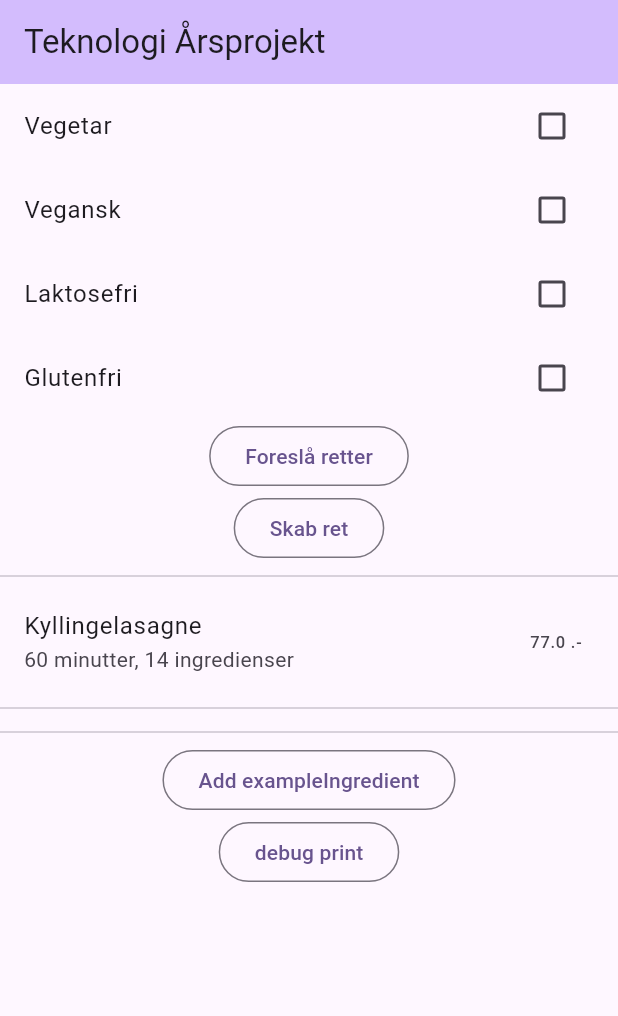
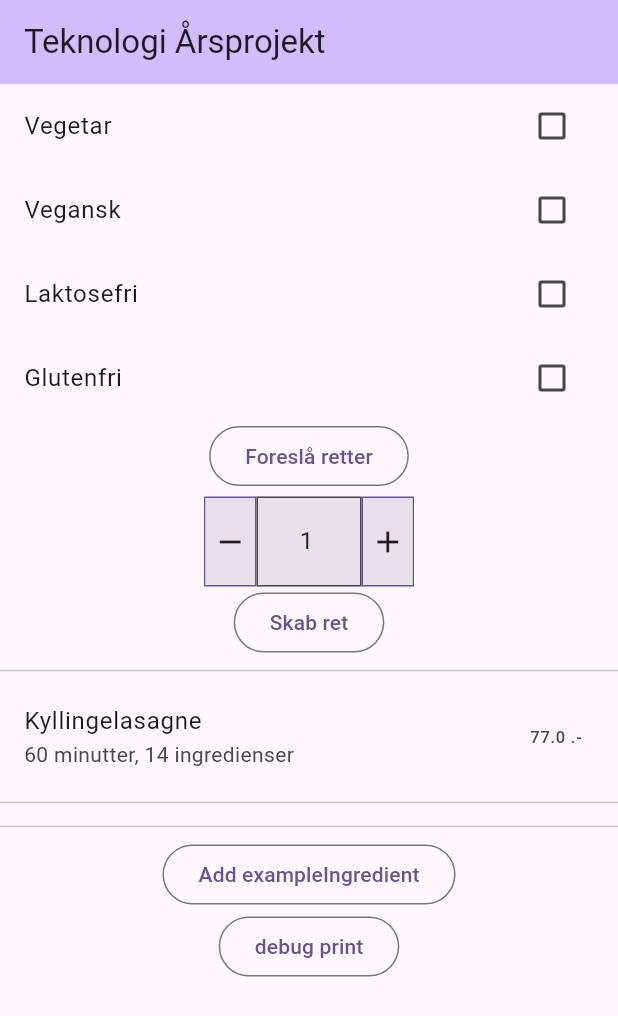
Before and after one commit to toke-dk/mad_app_eksamensprojekt, a Flutter app: the screen it shows after launch, on a phone screen of 412 x 824 dp. Shown: the top 1016 px of the screen. Run offline on Flutter 3.47's test engine with Material 3 defaults, Android fonts, the light colour scheme and no system bars; missing offline and left inert: dart_openai.

Commit message:
added value changer

```diff
--- a/lib/main.dart
+++ b/lib/main.dart
@@ -9,6 +9,7 @@ import 'package:mad_app_eksamensprojekt/providers/recipes_provider.dart';
 import 'package:mad_app_eksamensprojekt/shared/all_ingredients.dart';
 import 'package:mad_app_eksamensprojekt/shared/openai_extensions.dart';
 import 'package:mad_app_eksamensprojekt/shared/recipe_examples.dart';
+import 'package:mad_app_eksamensprojekt/shared/widgets/my_value_changer.dart';
 import 'package:provider/provider.dart';
 
 import 'env/env.dart';
@@ -134,6 +135,7 @@ class _MyHomePageState extends State<MyHomePage> {
                   });
                 },
                 child: Text("Foreslå retter")),
+            MyValueChanger(handleValueChange: (newVal){}, value: 1),
             OutlinedButton(
                 onPressed: () async {
                   final response = await _apiExample(generateRestrictions);
--- /dev/null
+++ b/lib/shared/widgets/my_value_changer.dart
@@ -0,0 +1,205 @@
+import 'package:flutter/cupertino.dart';
+import 'package:flutter/material.dart';
+import 'package:flutter/services.dart';
+import 'package:flutter/widgets.dart';
+
+InputDecoration kMyInputDecoration = InputDecoration(
+    border: OutlineInputBorder(borderRadius: BorderRadius.circular(9)));
+
+class RangeFormatter extends TextInputFormatter {
+  final int? minValue;
+  final int? maxValue;
+
+  RangeFormatter({required this.minValue, required this.maxValue});
+
+  @override
+  TextEditingValue formatEditUpdate(
+      TextEditingValue oldValue, TextEditingValue newValue) {
+    if (newValue.text.isEmpty) return newValue;
+    double newValueAsDouble = double.parse(newValue.text);
+    if (minValue != null && newValueAsDouble < minValue!) {
+      return oldValue;
+    } else if (maxValue != null && newValueAsDouble > maxValue!) {
+      return oldValue;
+    } else {
+      return newValue;
+    }
+  }
+}
+
+class MyValueChanger extends StatefulWidget {
+  const MyValueChanger({
+    super.key,
+    required this.handleValueChange,
+    this.maxValue,
+    this.minValue = 1,
+    this.hintText,
+    required this.value,
+  });
+
+  final Function(int newVal) handleValueChange;
+  final int? maxValue;
+  final int? minValue;
+  final String? hintText;
+  final int value;
+
+  @override
+  State<MyValueChanger> createState() => _MyValueChangerState();
+}
+
+class _MyValueChangerState extends State<MyValueChanger> {
+  void _handleGoalValueDecrement(String textValue) {
+    final int? intValue = int.tryParse(textValue);
+    int? changedValue;
+
+    if (intValue == null || intValue <= 0) {
+      changedValue = 0;
+    } else {
+      changedValue = intValue - 1;
+    }
+    widget.handleValueChange(changedValue);
+    _controller.text = changedValue.toString();
+  }
+
+  void _handleGoalValueIncrement(String textValue) {
+    final int? intValue = int.tryParse(textValue);
+    int? changedValue;
+
+    if (intValue == null ||
+        (widget.maxValue != null && intValue >= widget.maxValue!))
+      return;
+    else if (intValue < 0) {
+      changedValue = 1;
+    } else {
+      changedValue = intValue + 1;
+    }
+    widget.handleValueChange(changedValue);
+    _controller.text = changedValue.toString();
+  }
+
+  TextEditingController _controller = TextEditingController();
+
+  // make this correct
+  bool get isAddEnabled {
+    final int? intValue = int.tryParse(_controller.text);
+    if (intValue == null || widget.maxValue == null) return true;
+    if (intValue + 1 <= widget.maxValue!) return true;
+    return false;
+  }
+
+  bool get isSubtractEnabled {
+    final int? intValue = int.tryParse(_controller.text);
+    if (intValue == null || widget.minValue == null) return true;
+    if (intValue - 1 >= widget.minValue!) return true;
+    return false;
+  }
+
+  @override
+  void initState() {
+    _controller = TextEditingController(text: widget.value.toString());
+    super.initState();
+  }
+
+  final double height = 60;
+
+  @override
+  Widget build(BuildContext context) {
+    return Container(
+      width: 140,
+      child: Column(
+        children: [
+          widget.hintText != null
+              ? Center(
+              child: Text(
+                widget.hintText!,
+                style: Theme.of(context).textTheme.labelMedium,
+              ))
+              : SizedBox.shrink(),
+          SizedBox(
+            height: 3,
+          ),
+          Row(
+            mainAxisSize: MainAxisSize.min,
+            children: [
+              Expanded(
+                child: _ChangeValueIcon(
+                    height: height,
+                    subtract: true,
+                    onPressed: isSubtractEnabled
+                        ? () => _handleGoalValueDecrement(_controller.text)
+                        : null),
+              ),
+              Flexible(
+                flex: 2,
+                child: Container(
+                  alignment: Alignment.center,
+                  height: height,
+                  child: TextField(
+                    expands: true,
+                    maxLines: null,
+                    decoration: kMyInputDecoration.copyWith(
+                        border: OutlineInputBorder(
+                          borderRadius: BorderRadius.zero,
+                        ),
+                        filled: true,
+                        contentPadding:
+                        EdgeInsets.symmetric(horizontal: 0, vertical: 12),
+                        isDense: true),
+                    onChanged: (String newString) {
+                      if (int.tryParse(newString) == null) return;
+                      widget.handleValueChange(int.parse(newString));
+                    },
+                    controller: _controller,
+                    inputFormatters: [
+                      FilteringTextInputFormatter.digitsOnly,
+                      RangeFormatter(
+                          minValue: widget.minValue, maxValue: widget.maxValue)
+                    ],
+                    keyboardType: TextInputType.number,
+                    textAlign: TextAlign.center,
+                  ),
+                ),
+              ),
+              Expanded(
+                child: _ChangeValueIcon(
+                    height: height,
+                    subtract: false,
+                    onPressed: isAddEnabled
+                        ? () => _handleGoalValueIncrement(_controller.text)
+                        : null),
+              ),
+            ],
+          ),
+        ],
+      ),
+    );
+  }
+}
+
+class _ChangeValueIcon extends StatelessWidget {
+  const _ChangeValueIcon(
+      {super.key, this.subtract = false, this.onPressed, required this.height});
+
+  final bool subtract;
+  final Function()? onPressed;
+  final double height;
+
+  @override
+  Widget build(BuildContext context) {
+    final Color color = Theme.of(context).colorScheme.primary;
+
+    return Container(
+      width: 30,
+      height: height,
+      decoration: BoxDecoration(
+          color: Theme.of(context).colorScheme.surfaceVariant,
+          border: Border.all(color: color)),
+      child: Material(
+        color: Theme.of(context).colorScheme.surfaceVariant,
+        child: InkWell(
+            onTap: () => onPressed != null ? onPressed!() : () {},
+            child: Icon(subtract ? Icons.remove : Icons.add)),
+      ),
+    );
+  }
+}
```
